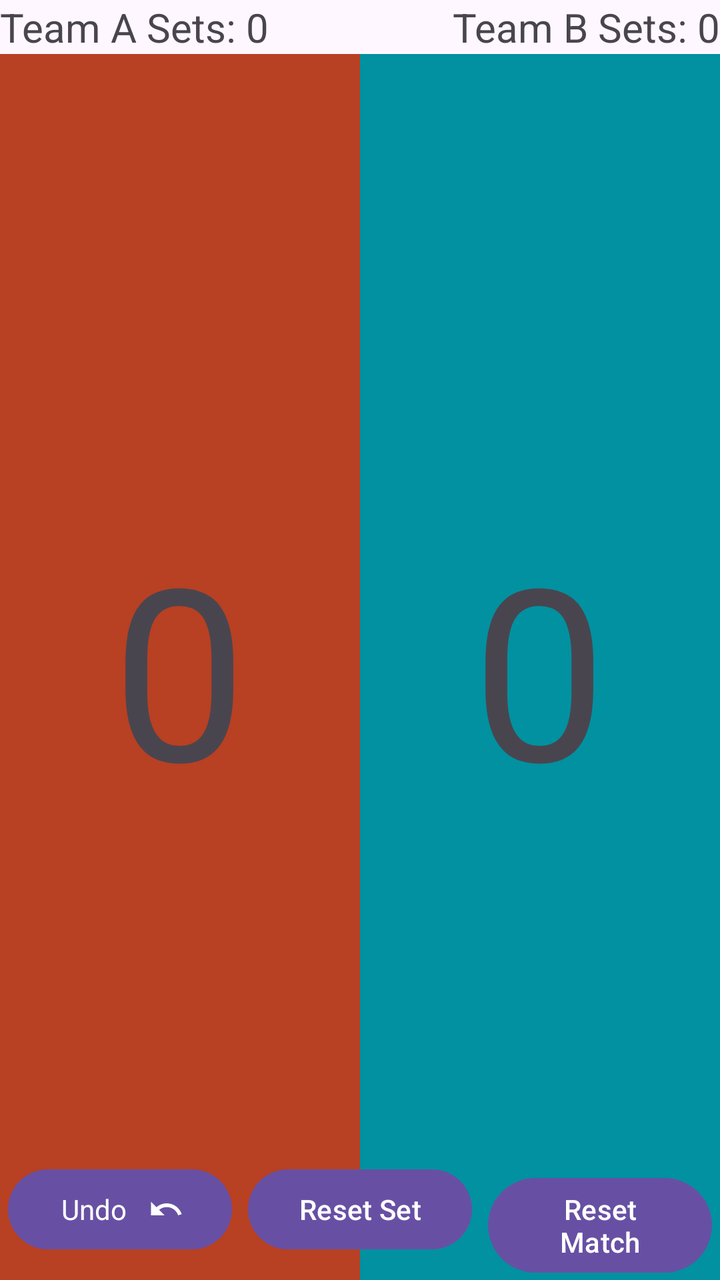
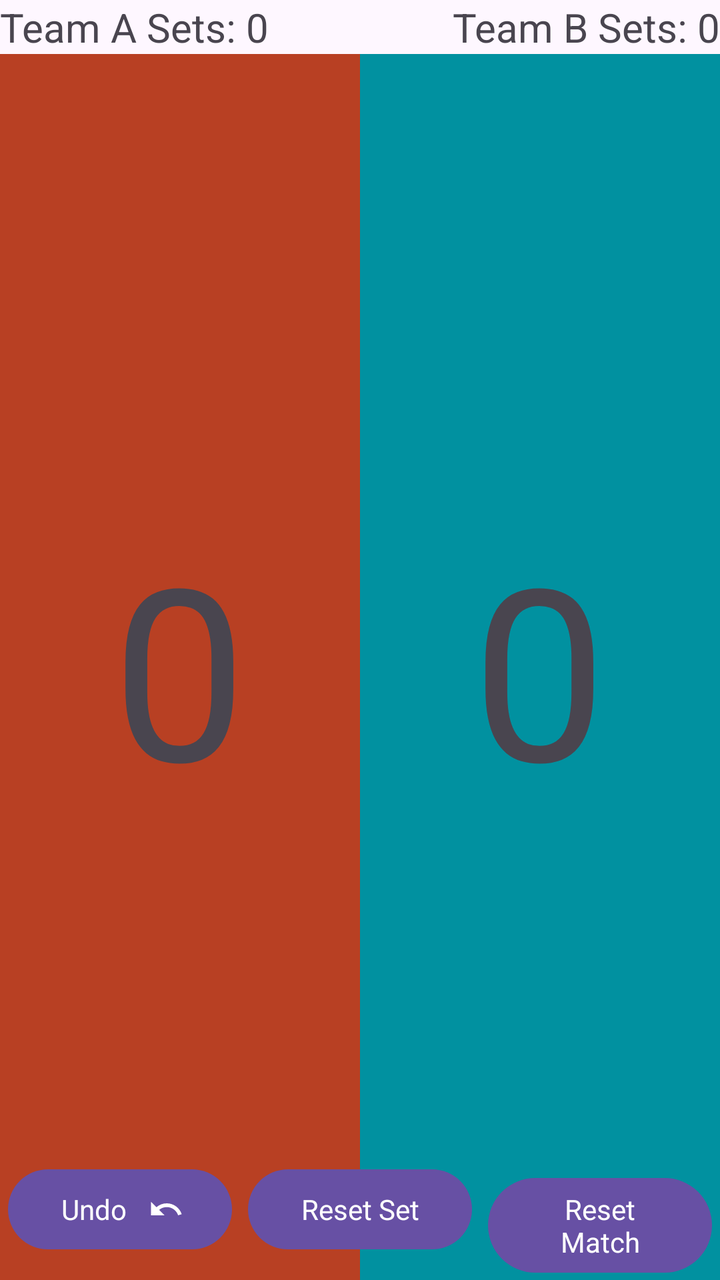

Before-and-after screenshots of an Android layout around one commit, followed by the original layout XML and the change that was made.
<!-- AndroidManifest.xml: application theme Theme.Scoreboard -->
<!-- res/layout/activity_main.xml -->
<?xml version="1.0" encoding="utf-8"?>
<androidx.constraintlayout.widget.ConstraintLayout xmlns:android="http://schemas.android.com/apk/res/android"
    xmlns:app="http://schemas.android.com/apk/res-auto"
    android:layout_width="match_parent"
    android:layout_height="match_parent">

    
    <TextView
        android:id="@+id/textview_team_a_sets"
        android:layout_width="0dp"
        android:layout_height="wrap_content"
        android:text="Team A Sets: 0"
        android:textSize="20sp"
        app:layout_constraintEnd_toStartOf="@+id/textview_team_b_sets"
        app:layout_constraintStart_toStartOf="parent"
        app:layout_constraintTop_toTopOf="parent"
        app:layout_constraintWidth_percent="0.5" />

    <TextView
        android:id="@+id/textview_team_b_sets"
        android:layout_width="0dp"
        android:layout_height="wrap_content"
        android:text="Team B Sets: 0"
        android:textAlignment="textEnd"
        android:textSize="20sp"
        app:layout_constraintEnd_toEndOf="parent"
        app:layout_constraintStart_toEndOf="@+id/textview_team_a_sets"
        app:layout_constraintTop_toTopOf="parent"
        app:layout_constraintWidth_percent="0.5" />

    
    <LinearLayout
        android:id="@+id/scoreboard_area"
        android:layout_width="match_parent"
        android:layout_height="0dp"
        android:baselineAligned="false"
        android:orientation="horizontal"
        app:layout_constraintBottom_toBottomOf="parent"
        app:layout_constraintEnd_toEndOf="parent"
        app:layout_constraintStart_toStartOf="parent"
        app:layout_constraintTop_toBottomOf="@+id/textview_team_a_sets">

        
        <LinearLayout
            android:id="@+id/team_a_score_area"
            android:layout_width="0dp"
            android:layout_height="match_parent"
            android:layout_weight="1"
            android:background="#B84023"
            android:gravity="center"
            android:orientation="vertical">

            <TextView
                android:id="@+id/textview_team_a_score"
                android:layout_width="wrap_content"
                android:layout_height="wrap_content"
                android:text="0"
                android:textSize="120sp" />

        </LinearLayout>

        
        <LinearLayout
            android:id="@+id/team_b_score_area"
            android:layout_width="0dp"
            android:layout_height="match_parent"
            android:layout_weight="1"
            android:background="#0191A0"
            android:gravity="center"
            android:orientation="vertical">

            <TextView
                android:id="@+id/textview_team_b_score"
                android:layout_width="wrap_content"
                android:layout_height="wrap_content"
                android:text="0"
                android:textSize="120sp" />

        </LinearLayout>

    </LinearLayout>

    
    <LinearLayout
        android:id="@+id/reset_buttons_area"
        android:layout_width="match_parent"
        android:layout_height="wrap_content"
        android:orientation="horizontal"
        app:layout_constraintBottom_toBottomOf="parent"
        app:layout_constraintEnd_toEndOf="parent"
        app:layout_constraintStart_toStartOf="parent">

        <Button
            android:id="@+id/button_undo"
            style="?android:attr/buttonBarStyle"
            android:layout_width="0dp"
            android:layout_height="wrap_content"
            android:layout_margin="4dp"
            android:layout_weight="1"
            android:text="@string/undo"
            app:icon="@drawable/undo"
            app:iconGravity="end" />

        <Button
            android:id="@+id/button_reset_set"
            android:layout_width="0dp"
            android:layout_height="wrap_content"
            android:layout_margin="4dp"
            android:layout_marginBottom="4dp"
            android:layout_weight="1"
            android:text="@string/reset_set" />

        <Button
            android:id="@+id/button_reset_match"
            android:layout_width="0dp"
            android:layout_height="wrap_content"
            android:layout_margin="4dp"
            android:layout_marginBottom="4dp"
            android:layout_weight="1"
            android:text="@string/reset_match" />

    </LinearLayout>

</androidx.constraintlayout.widget.ConstraintLayout>
<!-- resources referenced by this layout -->
<resources>
  <!-- drawable undo (drawable) -->
  <vector xmlns:android="http://schemas.android.com/apk/res/android"
      android:width="24dp"
      android:height="24dp"
      android:autoMirrored="true"
      android:tint="#000000"
      android:viewportWidth="24"
      android:viewportHeight="24">
  
      <path
          android:fillColor="@android:color/white"
          android:pathData="M12.5,8c-2.65,0 -5.05,0.99 -6.9,2.6L2,7v9h9l-3.62,-3.62c1.39,-1.16 3.16,-1.88 5.12,-1.88 3.54,0 6.55,2.31 7.6,5.5l2.37,-0.78C21.08,11.03 17.15,8 12.5,8z" />
  
  </vector>
  <string name="reset_match">Reset Match</string>
  <string name="reset_set">Reset Set</string>
  <string name="undo">Undo</string>
  <style name="Theme.Scoreboard" parent="Base.Theme.Scoreboard" />
  <style name="Base.Theme.Scoreboard" parent="Theme.Material3.DayNight.NoActionBar">
          
          
      </style>
</resources>

<!-- the commit's change to res/layout/activity_main.xml (unified diff, before → after) -->
@@ -103,19 +103,19 @@
 
         <Button
             android:id="@+id/button_reset_set"
+            style="?android:attr/buttonBarStyle"
             android:layout_width="0dp"
             android:layout_height="wrap_content"
             android:layout_margin="4dp"
-            android:layout_marginBottom="4dp"
             android:layout_weight="1"
             android:text="@string/reset_set" />
 
         <Button
             android:id="@+id/button_reset_match"
+            style="?android:attr/buttonBarStyle"
             android:layout_width="0dp"
             android:layout_height="wrap_content"
             android:layout_margin="4dp"
-            android:layout_marginBottom="4dp"
             android:layout_weight="1"
             android:text="@string/reset_match" />
 
